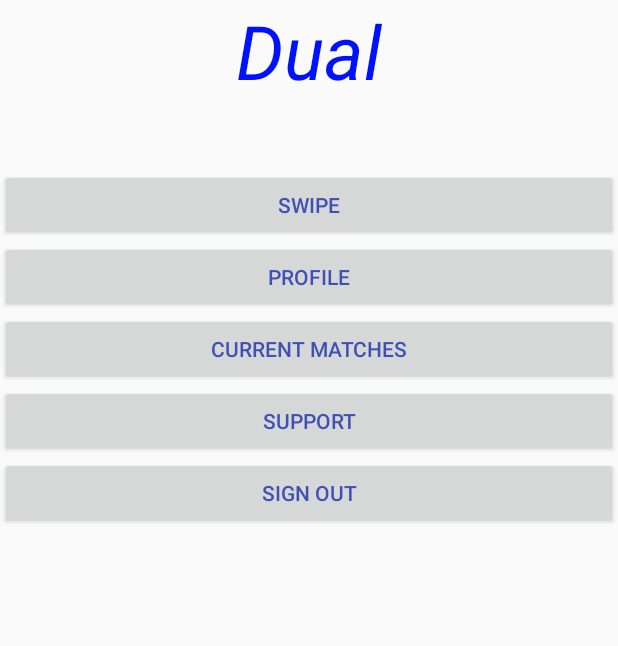
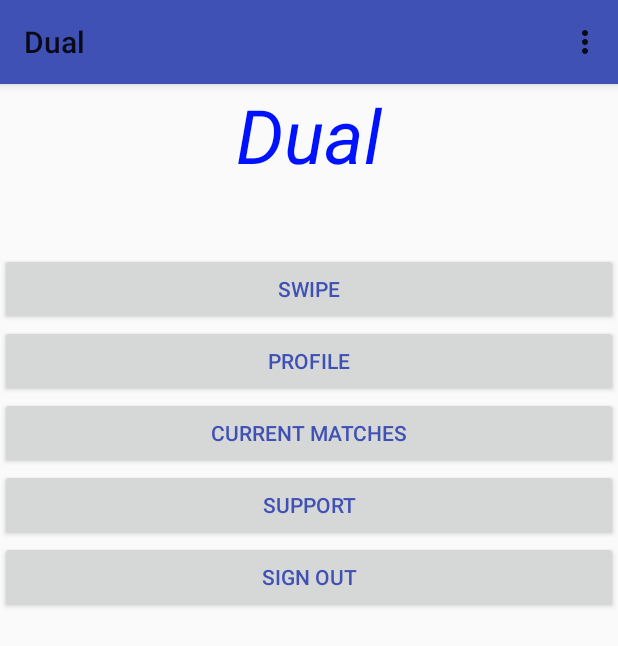
Before and after one commit to dreese33/Dual, an Android app: the HomeActivity screen opened directly, with no data from a screen before it, on a phone screen of 412 x 824 dp. Shown: the top 646 px of the screen. Run offline under Robolectric (Android 15) with nearby library versions, the phone set to English and light mode, and no system bars.

Commit message:
messed with dynamic menu and started connecting matches

```diff
--- a/app/src/main/java/com/example/ericreese/dual/HomeActivity.java
+++ b/app/src/main/java/com/example/ericreese/dual/HomeActivity.java
@@ -1,17 +1,69 @@
 package com.example.ericreese.dual;
 
+import android.content.Context;
+import android.content.Intent;
 import android.os.Bundle;
+import android.support.v7.app.ActionBar;
 import android.support.v7.app.AppCompatActivity;
+import android.support.v7.widget.Toolbar;
+import android.view.Menu;
+import android.view.MenuItem;
+import android.view.View;
+import android.widget.Button;
+import android.widget.EditText;
 
 /**
  * Created by ericreese on 3/24/18.
  */
 
 public class HomeActivity extends AppCompatActivity {
+    static int count = 1;
+
+    private Button signIn;
 
     @Override
     protected void onCreate(Bundle savedInstanceState) {
         super.onCreate(savedInstanceState);
         setContentView(R.layout.activity_home);
+
+        this.signIn = (Button) this.findViewById(R.id.profile);
+
+        this.signIn.setOnClickListener(new View.OnClickListener() {
+            @Override
+            public void onClick(View v) {
+                Context context = v.getContext();
+                Intent goToEditProfile = new Intent(context, EditProfileActivity.class);
+                startActivity(goToEditProfile );
+                finish();
+            }
+        });
+
+        Toolbar myToolbar = (Toolbar) findViewById(R.id.my_toolbar);
+        setSupportActionBar(myToolbar);
+
+        ActionBar ab = getSupportActionBar();
+        ab.show();
+    }
+    @Override
+    public boolean onCreateOptionsMenu(Menu menu) {
+        // Inflate the menu; this adds items to the action bar if it is present.
+        getMenuInflater().inflate(R.menu.menu_main, menu);
+        return true;
+    }
+
+    //fetches different subreddits
+    @Override
+    public boolean onPrepareOptionsMenu(Menu menu) {
+        for (int i = 0; i<2; i++) {
+            menu.add(0, menu.size(), Menu.NONE, R.string.hello_world).setIcon(R.drawable.ic_emoticon);
+            count++;
+        }
+        return super.onPrepareOptionsMenu(menu);
+    }
+
+    //decides what to do when you press a category
+    @Override
+    public boolean onOptionsItemSelected(MenuItem item) {
+        return true;
     }
 }
--- a/app/src/main/res/layout/activity_home.xml
+++ b/app/src/main/res/layout/activity_home.xml
@@ -5,6 +5,14 @@
     android:layout_width="match_parent"
     xmlns:app="http://schemas.android.com/apk/res-auto"
     android:layout_height="match_parent">
+    <android.support.v7.widget.Toolbar
+        android:id="@+id/my_toolbar"
+        android:layout_width="match_parent"
+        android:layout_height="?attr/actionBarSize"
+        android:background="?attr/colorPrimary"
+        android:elevation="4dp"
+        android:theme="@style/ThemeOverlay.AppCompat.ActionBar"
+        app:popupTheme="@style/ThemeOverlay.AppCompat.Light"/>
 
     <TextView
         android:id="@+id/view"
@@ -17,7 +25,8 @@
         android:layout_marginRight="50dp"
         android:textAlignment="center"
         android:textColor="#0011FF"
-        android:layout_marginBottom="40dp"/>
+        android:layout_marginBottom="40dp"
+        app:layout_constraintTop_toBottomOf="@id/my_toolbar"/>
 
     <Button
 
```
Also changed, not shown: app/src/main/java/com/example/ericreese/dual/MainActivity.java (+1 -19 lines), app/src/main/res/layout/activity_main.xml (+0 -8 lines).
